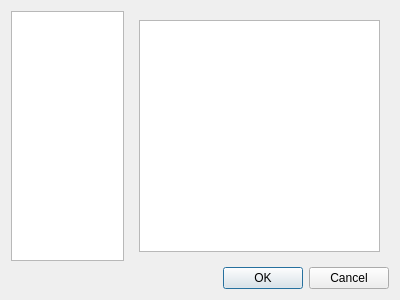
Above: src/configdialog.ui from flysight/flysight-viewer-qt before the change. Below: the same form after it.
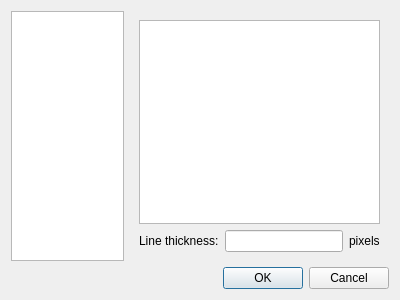
That is the form after the change.

Commit message: Add line thickness to preferences

Diff of the .ui file:
```diff
--- a/src/configdialog.ui
+++ b/src/configdialog.ui
@@ -212,6 +212,27 @@
              </attribute>
             </widget>
            </item>
+           <item>
+            <layout class="QHBoxLayout" name="horizontalLayout_3">
+             <item>
+              <widget class="QLabel" name="label_2">
+               <property name="text">
+                <string>Line thickness:</string>
+               </property>
+              </widget>
+             </item>
+             <item>
+              <widget class="QLineEdit" name="lineThicknessEdit"/>
+             </item>
+             <item>
+              <widget class="QLabel" name="label_3">
+               <property name="text">
+                <string>pixels</string>
+               </property>
+              </widget>
+             </item>
+            </layout>
+           </item>
           </layout>
          </widget>
         </widget>
```
The commit also changes 3 other files.
